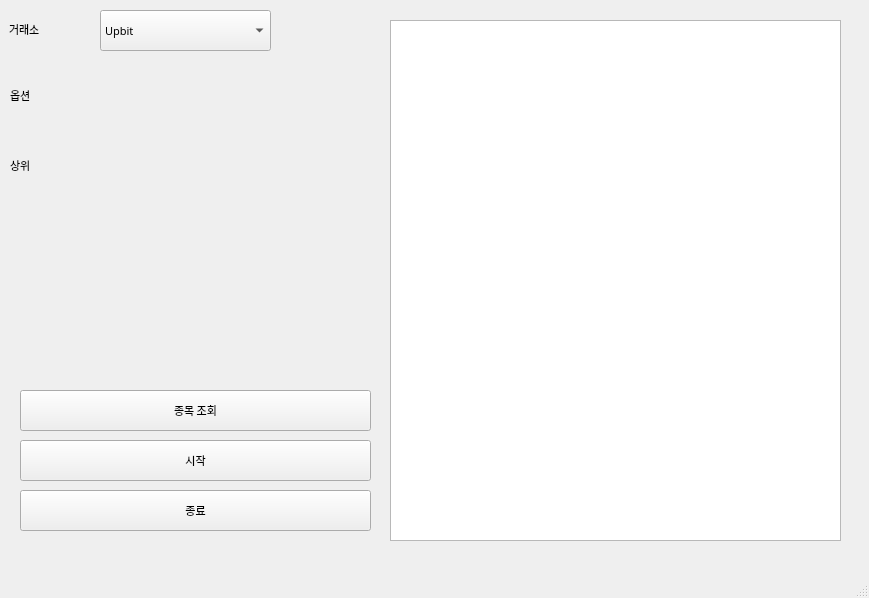
This is smtm-window-main/mywindow.ui in KimMinKing/smtm-window as Qt 5 draws it before an edit. The edited form follows.
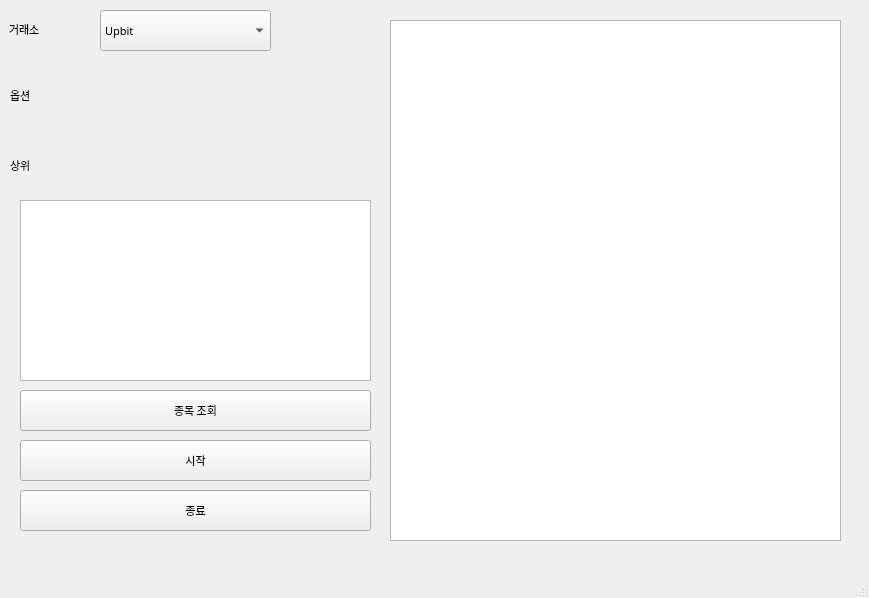
This is the edited form.

The edit to the form file:
```diff
--- a/smtm-window-main/mywindow.ui
+++ b/smtm-window-main/mywindow.ui
@@ -207,6 +207,16 @@
 &lt;p style=&quot;-qt-paragraph-type:empty; margin-top:0px; margin-bottom:0px; margin-left:0px; margin-right:0px; -qt-block-indent:0; text-indent:0px;&quot;&gt;&lt;br /&gt;&lt;/p&gt;&lt;/body&gt;&lt;/html&gt;</string>
     </property>
    </widget>
+   <widget class="QPlainTextEdit" name="botlisttext">
+    <property name="geometry">
+     <rect>
+      <x>20</x>
+      <y>200</y>
+      <width>351</width>
+      <height>181</height>
+     </rect>
+    </property>
+   </widget>
   </widget>
   <widget class="QMenuBar" name="menubar">
    <property name="geometry">
```
